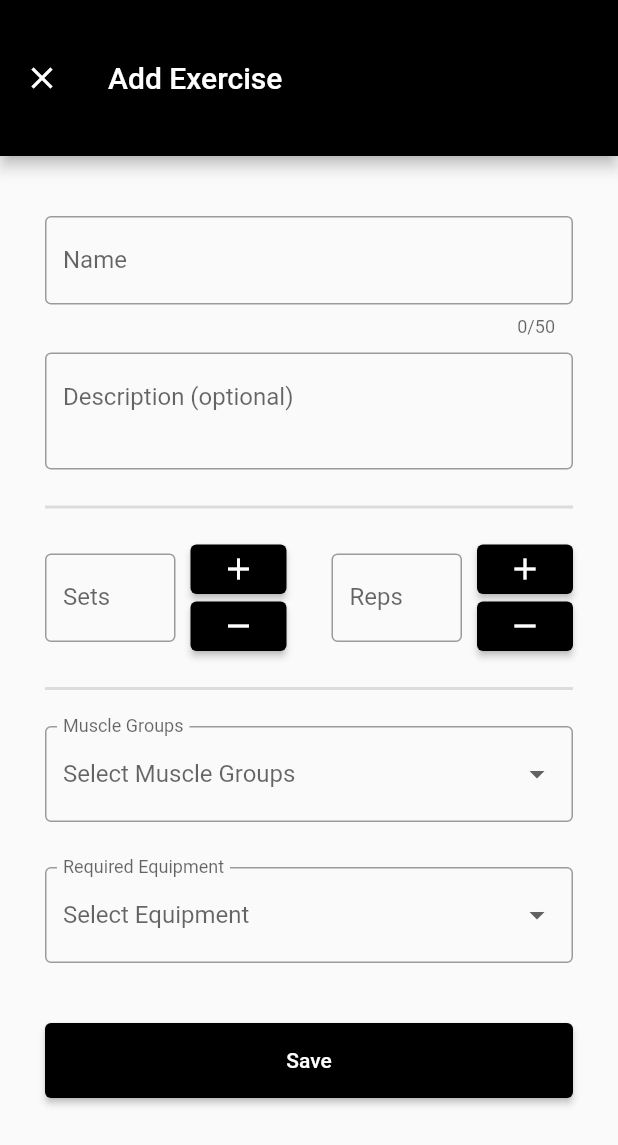
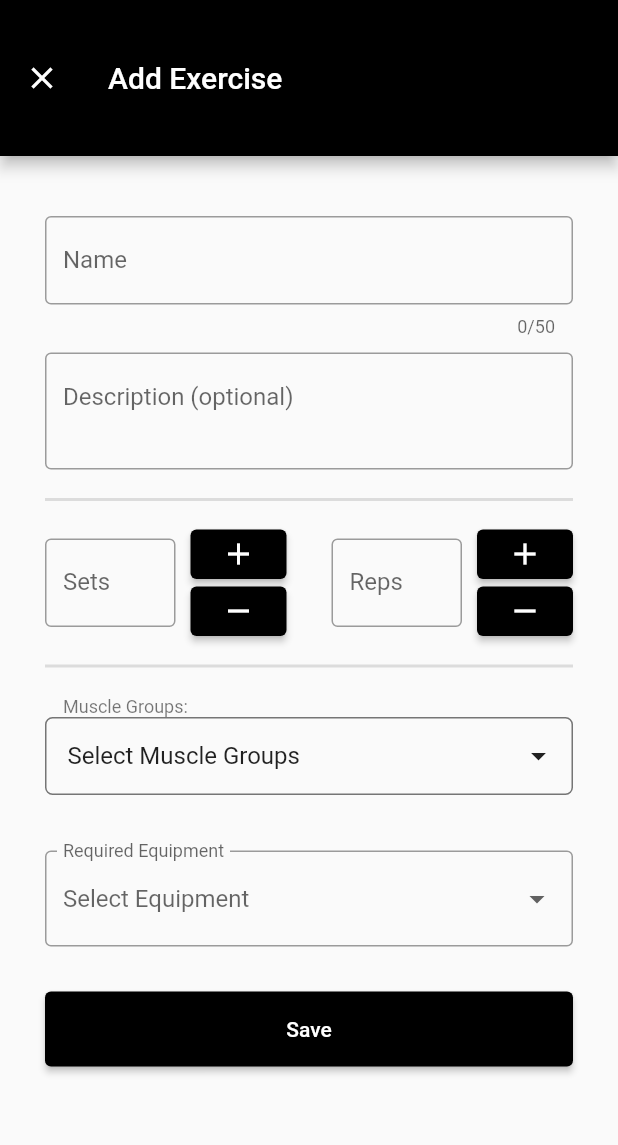
Before and after one commit to CSCI4100U/mobile-group-project-2023-mlja, a Flutter app: the ExerciseTabPage screen opened directly, after a tap on "Add Exercise", on a phone screen of 412 x 824 dp. Shown: the top 1145 px of the screen. Run offline on Flutter 3.47's test engine with Material 3 defaults, Android fonts, the phone set to English and light mode, and no system bars; drawn by our look-alikes of multi_dropdown; our stand-ins replace cloud_firestore, firebase_auth, firebase_core, firebase_messaging, fl_chart, flutter_local_notifications and 6 more; missing offline and left inert: firebase_ui_auth, flutter_map_geojson; accounts and stored records are empty; network calls fail.

Commit message:
Workout UI implements. HISTORY PAGE CRASHES. - Added backend implementation to workout history tab, but facing null value errors - UI updates for workout page tabs - Add workout page business logic implemented - Added string parameter to enums - Program tab UI and logic partially implemented

```diff
--- a/life_balance_plus/lib/control/workouts_control.dart
+++ b/life_balance_plus/lib/control/workouts_control.dart
@@ -16,6 +16,7 @@ class WorkoutControl {
   // TODO: Remove for production
   Future<void> addDummyData() async {
     final WorkoutPlan wp = WorkoutPlan(
+      planId: 2340, // id isn't generated until put into db
       startDate: DateTime.now(),
       title: "Test Workout Plan",
       type: WorkoutPlanType.custom,
--- a/life_balance_plus/lib/data/enums/equipment.dart
+++ b/life_balance_plus/lib/data/enums/equipment.dart
@@ -1,15 +1,19 @@
 enum Equipment {
-  adjustableBench,
-  barbell,
-  cableMachine,
-  curlBar,
-  dumbbells,
-  exerciseBall,
-  flatBench,
-  kettlebell,
-  medicineBall,
-  powerRack,
-  pullUpBar,
-  specializedMachine,
-  other,
+  adjustableBench(string: 'Adjustable Bench'),
+  barbell(string: 'Barbell'),
+  cableMachine(string: 'Cable Machine'),
+  curlBar(string: 'Curl Bar'),
+  dumbbells(string: 'Dumbbells'),
+  exerciseBall(string: 'Exercise Ball'),
+  flatBench(string: 'Flat Bench'),
+  kettlebell(string: 'Kettlebell'),
+  medicineBall(string: 'Medicine Ball'),
+  powerRack(string: 'Power Rack'),
+  pullUpBar(string: 'Pull Up Bar'),
+  specializedMachine(string: 'Specialized Machine'),
+  other(string: 'Other');
+
+  final String string;
+
+  const Equipment({required this.string});
 }
--- a/life_balance_plus/lib/data/enums/muscle_group.dart
+++ b/life_balance_plus/lib/data/enums/muscle_group.dart
@@ -1,19 +1,21 @@
 enum MuscleGroup {
-  anteriorDelts,
-  biceps,
-  calves,
-  chest,
-  core,
-  forearms,
-  glutes,
-  hamstrings,
-  lats,
-  lowerBack,
-  medialDelts,
-  neck,
-  other,
-  posteriorDelts,
-  quadriceps,
-  triceps,
-  upperBack,
+  neck(string: 'Neck'),
+  shoulders(string: 'Shoulders'),
+  triceps(string: 'Triceps'),
+  biceps(string: 'Biceps'),
+  forearms(string: 'Forearms'),
+  chest(string: 'Chest'),
+  upperBack(string: 'Upper Back'),
+  lats(string: 'Lats'),
+  core(string: 'Core'),
+  lowerBack(string: 'Lower Back'),
+  glutes(string: 'Glutes'),
+  hamstrings(string: 'Hamstrings'),
+  quadriceps(string: 'Quadriceps'),
+  calves(string: 'Calves'),
+  other(string: 'Other');
+
+  final String string;
+
+  const MuscleGroup({required this.string});
 }
--- a/life_balance_plus/lib/view/pages/home_page.dart
+++ b/life_balance_plus/lib/view/pages/home_page.dart
@@ -40,6 +40,7 @@ class _HomePageState extends State<HomePage> {
                 ),
                 child: Column(
                   children: [
+                    // TODO: Retrieve data from db
                     HomeSummaryCard(
                       name: name,
                       date: DateTime.now(),
--- a/life_balance_plus/lib/view/pages/workout/add_exercise_page.dart
+++ b/life_balance_plus/lib/view/pages/workout/add_exercise_page.dart
@@ -1,7 +1,9 @@
 import 'package:flutter/material.dart';
 import 'package:life_balance_plus/data/enums/equipment.dart';
 import 'package:life_balance_plus/data/enums/muscle_group.dart';
+import 'package:life_balance_plus/data/model/exercise.dart';
 import 'package:multi_dropdown/multiselect_dropdown.dart';
+import 'package:life_balance_plus/control/workouts_control.dart';
 
 class AddExercisePage extends StatefulWidget {
   const AddExercisePage({super.key});
@@ -18,7 +20,7 @@ class _AddExercisePageState extends State<AddExercisePage> {
   final setsFieldController = TextEditingController();
   final repsFieldController = TextEditingController();
 
-  final muscleGroupsDropDownKey = GlobalKey<FormFieldState>();
+  bool muscleGroupsInvalid = true;
   final MultiSelectController<MuscleGroup> muscleGroupController =
       MultiSelectController<MuscleGroup>();
 
@@ -59,9 +61,6 @@ class _AddExercisePageState extends State<AddExercisePage> {
                     keyboardType: TextInputType.text,
                     textCapitalization: TextCapitalization.words,
                     maxLength: 50,
-                    onSaved: (newValue) {
-                      nameFieldController.clear();
-                    },
                     validator: (value) {
                       if (value == null || value.isEmpty) {
                         return 'Name is required';
@@ -79,12 +78,9 @@ class _AddExercisePageState extends State<AddExercisePage> {
                           '(e.g. notes, instructions, form tips, variations, etc.)',
                     ),
                     controller: descriptionFieldController,
-                    onSaved: (newValue) {
-                      descriptionFieldController.clear();
-                    },
                     maxLines: 2,
                   ),
-                  const Divider(height: 50, thickness: 2),
+                  const Divider(height: 40, thickness: 2),
                   Row(
                     children: [
                       Expanded(
@@ -214,30 +210,71 @@ class _AddExercisePageState extends State<AddExercisePage> {
                       ),
                     ],
                   ),
-                  const Divider(height: 50, thickness: 2),
-                  DropdownButtonFormField(
-                    key: muscleGroupsDropDownKey,
-                    decoration: const InputDecoration(
-                      border: OutlineInputBorder(),
-                      labelText: 'Muscle Groups',
+                  const Divider(height: 40, thickness: 2),
+                  Align(
+                    alignment: Alignment.centerLeft,
+                    child: Padding(
+                      padding: const EdgeInsets.only(left: 12),
+                      child: Text(
+                        'Muscle Groups:',
+                        style: Theme.of(context).textTheme.bodySmall,
+                      ),
                     ),
-                    hint: const Text('Select Muscle Groups'),
-                    value: null,
-                    onChanged: (dynamic newValue) {
-                      setState(() {
-                        muscleGroupsDropDownKey.currentState
-                            ?.didChange(newValue);
-                      });
+                  ),
+                  FormField(
+                    builder: (field) {
+                      return MultiSelectDropDown(
+                        controller: muscleGroupController,
+                        selectionType: SelectionType.multi,
+                        dropdownHeight:
+                            MediaQuery.of(context).size.height * 0.5,
+                        onOptionSelected: (selectedOptions) {
+                          setState(() {
+                            muscleGroupsInvalid = true;
+                          });
+                          field.didChange(selectedOptions);
+                        },
+                        backgroundColor: Colors.transparent,
+                        inputDecoration: BoxDecoration(
+                          border: Border.all(color: Colors.grey.shade600),
+                          borderRadius: BorderRadius.circular(5),
+                        ),
+                        hint: 'Select Muscle Groups',
+                        hintStyle: Theme.of(context).textTheme.titleMedium,
+                        padding: const EdgeInsets.only(left: 4, right: 10),
+                        options: MuscleGroup.values
+                            .map((muscleGroup) => ValueItem<MuscleGroup>(
+                                  value: muscleGroup,
+                                  label: muscleGroup.string,
+                                ))
+                            .toList(),
+                      );
                     },
-                    isExpanded: true,
-                    items: MuscleGroup.values
-                        .map((group) => DropdownMenuItem(
-                              value: group,
-                              child: Text(group.toString()),
-                            ))
-                        .toList(),
+                    validator: (_) {
+                      if (muscleGroupController.selectedOptions.isEmpty) {
+                        setState(() {
+                          muscleGroupsInvalid = false;
+                        });
+                        return '';
+                      }
+                      return null;
+                    },
                   ),
-                  const SizedBox(height: 30),
+                  Align(
+                    alignment: Alignment.centerLeft,
+                    child: Padding(
+                      padding: const EdgeInsets.only(left: 12, top: 8),
+                      child: Text(
+                        'Muscle Groups are required',
+                        style: TextStyle(
+                            color: muscleGroupsInvalid
+                                ? Colors.transparent
+                                : Colors.red,
+                            fontSize: 12),
+                      ),
+                    ),
+                  ),
+                  const SizedBox(height: 15),
                   DropdownButtonFormField(
                     key: equipmentDropDownKey,
                     decoration: const InputDecoration(
@@ -251,29 +288,21 @@ class _AddExercisePageState extends State<AddExercisePage> {
                         equipmentDropDownKey.currentState?.didChange(newValue);
                       });
                     },
+                    validator: (value) {
+                      if (value == null) {
+                        return 'Equipment is required';
+                      }
+                      return null;
+                    },
                     isExpanded: true,
                     items: Equipment.values.map((Equipment equipment) {
                       return DropdownMenuItem(
                         value: equipment,
-                        child: Text(equipment.toString()),
+                        child: Text(equipment.string),
                       );
                     }).toList(),
                   ),
-                  // MultiSelectDropDown(
-                  //   controller: muscleGroupController,
-                  //   selectionType: SelectionType.multi,
-                  //   onOptionSelected: (selectedOptions) {
-                  //     print(selectedOptions);
-                  //     print(muscleGroupController.options);
-                  //   },
-                  //   options: MuscleGroup.values
-                  //       .map((muscleGroup) => ValueItem<MuscleGroup>(
-                  //             value: muscleGroup,
-                  //             label: muscleGroup.toString(),
-                  //           ))
-                  //       .toList(),
-                  // ),
-                  const SizedBox(height: 40),
+                  const SizedBox(height: 30),
                   SizedBox(
                     width: double.infinity,
                     height: 50,
@@ -292,9 +321,31 @@ class _AddExercisePageState extends State<AddExercisePage> {
   }
 
   Future<void> _save() async {
-    // TODO: Backend Integration - insert exercise to db
     if (_formKey.currentState!.validate()) {
-      _formKey.currentState!.save();
+      await WorkoutControl()
+          .addExerciseSet(
+        ExerciseSet(
+          name: nameFieldController.text,
+          sessionId: 000000, // TODO: What does this refer to?
+          muscleGroups: muscleGroupController.selectedOptions.map((element) {
+            return element.value!;
+          }).toList(),
+          requiredEquipment: [equipmentDropDownKey.currentState!.value],
+        ),
+      )
+          .then((value) {
+        ScaffoldMessenger.of(context).showSnackBar(
+          const SnackBar(
+            content: Text(
+              'Exercise Added!',
+              textAlign: TextAlign.center,
+              style: TextStyle(fontSize: 15),
+            ),
+            behavior: SnackBarBehavior.floating,
+          ),
+        );
+        Navigator.pop(context, true);
+      });
     }
   }
 }
--- a/life_balance_plus/lib/view/pages/workout/exercise_tab_page.dart
+++ b/life_balance_plus/lib/view/pages/workout/exercise_tab_page.dart
@@ -1,4 +1,5 @@
 import 'package:flutter/material.dart';
+import 'package:life_balance_plus/data/enums/muscle_group.dart';
 import 'package:life_balance_plus/data/model/workout_plan.dart';
 import 'package:life_balance_plus/data/model/exercise.dart';
 import 'package:life_balance_plus/control/workouts_control.dart';
@@ -14,19 +15,29 @@ class ExerciseTabPage extends StatefulWidget {
 class _ExerciseTabPageState extends State<ExerciseTabPage> {
   List<ExerciseSet> exerciseList = [];
   List<ExerciseSet> filteredList = [];
+  String search = '';
 
   Future<void> _loadExercises() async {
     var temp = await WorkoutControl().getExerciseSets();
     setState(() {
       exerciseList = temp;
+      filteredList = temp;
+    });
+  }
+
+  void _filterExercises(String value) {
+    setState(() {
+      search = value;
+      filteredList = exerciseList
+          .where((exercise) =>
+              exercise.name.toLowerCase().contains(value.toLowerCase()))
+          .toList();
     });
   }
 
   @override
   void initState() {
     super.initState();
-    // TESTING: Uncomment this the first time you run to add some exercises to the local db
-    WorkoutControl().addDummyData();
     _loadExercises();
   }
 
@@ -48,24 +59,34 @@ class _ExerciseTabPageState extends State<ExerciseTabPage> {
       body: Column(
         children: [
           const SizedBox(height: 10),
-          Container(
-            height: 48,
+          SizedBox(
+            height: 100,
+            child: Column(
+              children: [
+                Padding(
                   padding: const EdgeInsets.symmetric(horizontal: 16),
                   child: Row(
                     children: [
-                Text(
-                  'Filter:',
-                  style: Theme.of(context).textTheme.titleSmall?.copyWith(
-                        fontWeight: FontWeight.bold,
-                        fontSize: 17,
+                      IconButton(
+                        icon: const Icon(Icons.search),
+                        onPressed: () {},
+                      ),
+                      Expanded(
+                        child: TextField(
+                          onChanged: _filterExercises,
+                          decoration: const InputDecoration(
+                            hintText: 'Search exercises...',
                           ),
                         ),
-                const SizedBox(width: 16),
+                      ),
+                    ],
+                  ),
+                ),
                 Expanded(
                   child: ListView(
+                    padding: const EdgeInsets.symmetric(horizontal: 16),
                     scrollDirection: Axis.horizontal,
                     children: [
-                      // TODO: Implement filter functionality & iteratively build filter chips
                       FilterChip(
                         label: const Text('All'),
                         selected: true,
@@ -77,42 +98,19 @@ class _ExerciseTabPageState extends State<ExerciseTabPage> {
                         selected: false,
                         onSelected: (value) {},
                       ),
-                      const SizedBox(width: 8),
-                      FilterChip(
-                        label: const Text('Chest'),
+                      const SizedBox(width: 4),
+                      ...MuscleGroup.values.map(
+                        (muscleGroup) {
+                          return Padding(
+                            padding: const EdgeInsets.symmetric(horizontal: 4),
+                            child: FilterChip(
+                              label: Text(muscleGroup.string),
                               selected: false,
                               onSelected: (value) {},
                             ),
-                      const SizedBox(width: 8),
-                      FilterChip(
-                        label: const Text('Back'),
-                        selected: false,
-                        onSelected: (value) {},
-                      ),
-                      const SizedBox(width: 8),
-                      FilterChip(
-                        label: const Text('Legs'),
-                        selected: false,
-                        onSelected: (value) {},
-                      ),
-                      const SizedBox(width: 8),
-                      FilterChip(
-                        label: const Text('Arms'),
-                        selected: false,
-                        onSelected: (value) {},
-                      ),
-                      const SizedBox(width: 8),
-                      FilterChip(
-                        label: const Text('Shoulders'),
-                        selected: false,
-                        onSelected: (value) {},
-                      ),
-                      const SizedBox(width: 8),
-                      FilterChip(
-                        label: const Text('Core'),
-                        selected: false,
-                        onSelected: (value) {},
-                      ),
+                          );
+                        },
+                      ).toList(),
                     ],
                   ),
                 ),
@@ -123,9 +121,10 @@ class _ExerciseTabPageState extends State<ExerciseTabPage> {
           Expanded(
             child: Scrollbar(
               child: ListView.builder(
-                itemCount: exerciseList.length,
+                padding: const EdgeInsets.only(bottom: 40),
+                itemCount: filteredList.length,
                 itemBuilder: (context, index) {
-                  final exercise = exerciseList[index];
+                  final exercise = filteredList[index];
                   return ListTile(
                       leading: const Center(
                         heightFactor: 2,
@@ -138,8 +137,9 @@ class _ExerciseTabPageState extends State<ExerciseTabPage> {
                         ),
                       ),
                       title: Text(exercise.name),
-                    subtitle: Text(exercise.muscleGroups.join(' | ')),
-                  );
+                      subtitle: Text(exercise.muscleGroups
+                          .map((muscleGroup) => muscleGroup.string)
+                          .join('  |  ')));
                 },
               ),
             ),
--- a/life_balance_plus/lib/view/pages/workout/workout_page.dart
+++ b/life_balance_plus/lib/view/pages/workout/workout_page.dart
@@ -5,6 +5,7 @@ import 'package:life_balance_plus/view/pages/workout/dashboard_run.dart';
 import 'package:life_balance_plus/view/pages/workout/dashboard_history.dart';
 import 'package:life_balance_plus/view/pages/workout/exercise_tab_page.dart';
 import 'package:life_balance_plus/control/workouts_control.dart';
+import 'package:life_balance_plus/view/pages/workout/program_tab_page.dart';
 import 'package:life_balance_plus/view/widgets/custom_tabbar.dart';
 
 class WorkoutPage extends StatefulWidget {
@@ -27,7 +28,7 @@ class _WorkoutPageState extends State<WorkoutPage> {
   @override
   void initState() {
     super.initState();
-    // Uncomment this the first time you run to add some exercises to the local db
+    // TODO: Uncomment this the first time you run to add some exercises to the local db
     WorkoutControl().addDummyData();
     _loadExercises();
   }
@@ -41,7 +42,7 @@ class _WorkoutPageState extends State<WorkoutPage> {
             pages: [
               NestedTabBar(),
               ExerciseTabPage(),
-              Center(child: Text('Programs')),
+              ProgramTabPage(),
             ],
             tabNames: ['Dashboard', 'Exercises', 'Programs'],
           ),
--- a/life_balance_plus/lib/view/widgets/custom_tabbar.dart
+++ b/life_balance_plus/lib/view/widgets/custom_tabbar.dart
@@ -24,6 +24,7 @@ class CustomTabbar extends StatelessWidget {
                   labelColor: Colors.white,
                   unselectedLabelColor: Colors.white38,
                   indicatorColor: Colors.white54,
+                  indicatorSize: TabBarIndicatorSize.label,
                   indicator: const UnderlineTabIndicator(
                     borderSide: BorderSide(
                       width: 2,
--- a/life_balance_plus/lib/view/widgets/workout_dashboard_history_card.dart
+++ b/life_balance_plus/lib/view/widgets/workout_dashboard_history_card.dart
@@ -1,15 +1,16 @@
 import 'package:flutter/material.dart';
 import 'package:intl/intl.dart';
+import 'package:life_balance_plus/data/model/exercise.dart';
 
 class WorkoutDashboardHistoryCard extends StatelessWidget {
   final String title;
   final DateTime date;
-  final String muscleGroup;
+  final ExerciseSet exerciseSet;
   const WorkoutDashboardHistoryCard({
     super.key,
     required this.title,
     required this.date,
-    required this.muscleGroup,
+    required this.exerciseSet,
   });
 
   @override
```
Also changed, not shown: life_balance_plus/lib/view/pages/workout/dashboard_history.dart (+66 -25 lines), life_balance_plus/lib/view/pages/workout/program_tab_page.dart (added, +135 -0 lines), life_balance_plus/lib/view/pages/workout/workout_session_page.dart (added, +15 -0 lines). Lines whose indentation alone changed are shown as unchanged.
